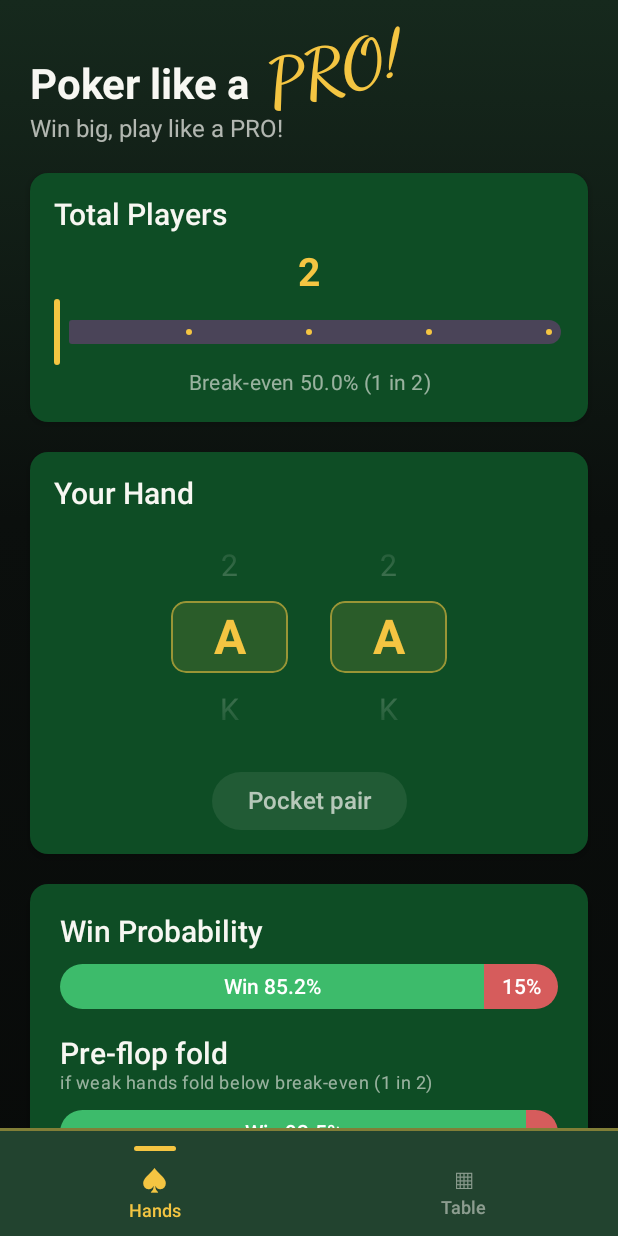
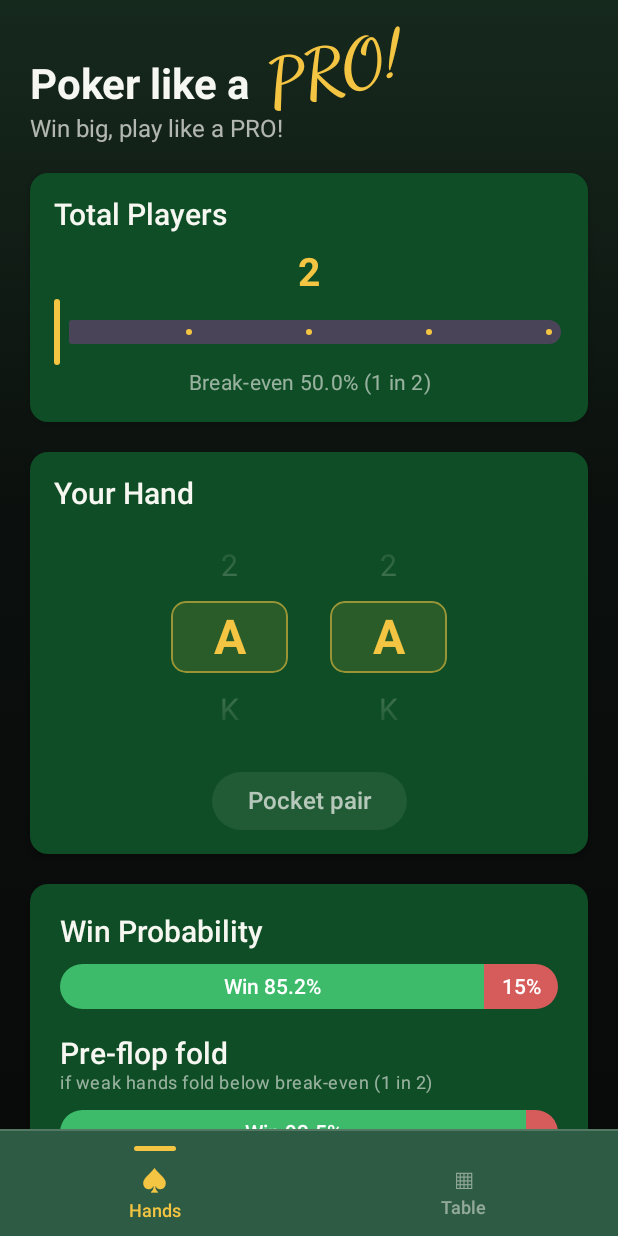
Before and after one commit to vtlinh/Poker-Stats, an Android app built with Jetpack Compose: the screen it shows after launch (MainActivity), on a phone screen of 412 x 824 dp. Run offline under Robolectric (Android 15) with nearby library versions, the phone set to English and light mode, and no system bars.

Commit message:
Strengthen footer contrast
Lighten the footer panel further so it clearly separates from both the
near-black screen and the card green, and top it with a light hairline;
gold stays reserved for the selected tab's indicator.

Co-Authored-By: Claude Opus 4.8 <noreply@anthropic.com>
Claude-Session: https://claude.ai/code/session_01D5xi7EShBRkmNiwZD8aWrQ

```diff
--- a/app/src/main/java/com/pokerstats/odds/ui/PokerScreen.kt
+++ b/app/src/main/java/com/pokerstats/odds/ui/PokerScreen.kt
@@ -853,9 +853,10 @@ private fun gradeColor(t: Float): Color {
 
 // --- sticky footer tabs ----------------------------------------------------
 
-// A lighter slate panel so the footer reads as a raised bar over the near-black
-// screen, with a gold top edge to separate it from the content above.
-private val FooterBackground = Color(0xFF22432F)
+// A lighter slate panel so the footer reads as a raised bar, clearly distinct
+// from both the near-black screen and the card green. A light hairline tops it
+// off (gold is reserved for the selected tab's indicator).
+private val FooterBackground = Color(0xFF2E5B43)
 
 @Composable
 private fun TabBar(selected: Tab, onSelect: (Tab) -> Unit) {
@@ -868,8 +869,8 @@ private fun TabBar(selected: Tab, onSelect: (Tab) -> Unit) {
         Box(
             Modifier
                 .fillMaxWidth()
-                .height(2.dp)
-                .background(MaterialTheme.colorScheme.primary.copy(alpha = 0.45f)),
+                .height(1.dp)
+                .background(MaterialTheme.colorScheme.onSurface.copy(alpha = 0.18f)),
         )
         Row(Modifier.fillMaxWidth()) {
             Tab.entries.forEach { tab ->
```
